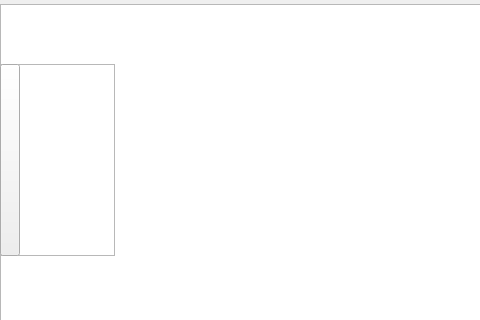
This is src/ui/qgskadasmainwidgetbase.ui in kadas-albireo/kadas-albireo as Qt 5 draws it before an edit; both pictures show x 0 to 480 and y 130 to 450 of the 858 by 613 pixel window. The edited form follows.
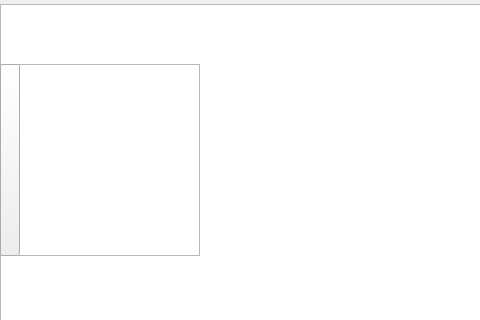
This is the edited form. Icons and pictures are not drawn. Custom widgets are drawn as their Qt base class.

Commit message: Adjust height and position of layer tree view in resize event

Diff of the .ui file:
```diff
--- a/src/ui/qgskadasmainwidgetbase.ui
+++ b/src/ui/qgskadasmainwidgetbase.ui
@@ -1142,7 +1142,7 @@
        <rect>
         <x>0</x>
         <y>60</y>
-        <width>115</width>
+        <width>200</width>
         <height>192</height>
        </rect>
       </property>
@@ -1158,6 +1158,12 @@
         <height>16777215</height>
        </size>
       </property>
+      <property name="verticalScrollBarPolicy">
+       <enum>Qt::ScrollBarAsNeeded</enum>
+      </property>
+      <property name="horizontalScrollBarPolicy">
+       <enum>Qt::ScrollBarAsNeeded</enum>
+      </property>
      </widget>
      <widget class="QPushButton" name="mLayerTreeViewButton">
       <property name="geometry">
```
The commit also changes 1 other file.
